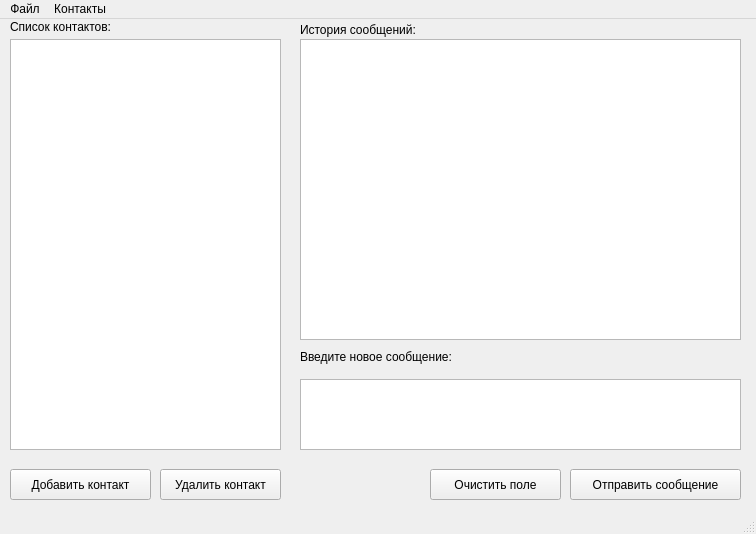
Old version of the form HW/Lesson_05/client/client.ui in the repository BandS-Y/DB-and-PyQT.
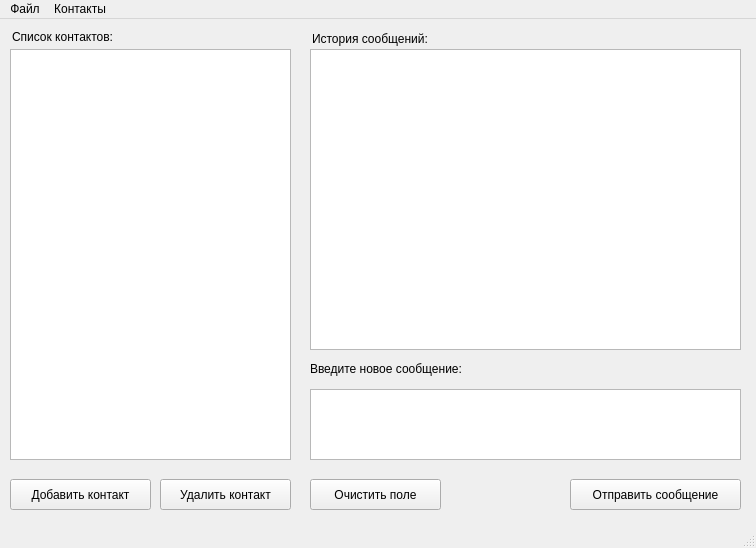
New version of the form.

```diff
--- a/HW/Lesson_05/client/client.ui
+++ b/HW/Lesson_05/client/client.ui
@@ -7,7 +7,7 @@
     <x>0</x>
     <y>0</y>
     <width>756</width>
-    <height>534</height>
+    <height>548</height>
    </rect>
   </property>
   <property name="minimumSize">
@@ -23,8 +23,8 @@
    <widget class="QLabel" name="label_contacts">
     <property name="geometry">
      <rect>
-      <x>10</x>
-      <y>0</y>
+      <x>12</x>
+      <y>10</y>
       <width>101</width>
       <height>16</height>
      </rect>
@@ -37,7 +37,7 @@
     <property name="geometry">
      <rect>
       <x>10</x>
-      <y>450</y>
+      <y>460</y>
       <width>141</width>
       <height>31</height>
      </rect>
@@ -50,8 +50,8 @@
     <property name="geometry">
      <rect>
       <x>160</x>
-      <y>450</y>
-      <width>121</width>
+      <y>460</y>
+      <width>131</width>
       <height>31</height>
      </rect>
     </property>
@@ -62,8 +62,8 @@
    <widget class="QLabel" name="label_history">
     <property name="geometry">
      <rect>
-      <x>300</x>
-      <y>0</y>
+      <x>312</x>
+      <y>9</y>
       <width>391</width>
       <height>21</height>
      </rect>
@@ -75,9 +75,9 @@
    <widget class="QTextEdit" name="text_message">
     <property name="geometry">
      <rect>
-      <x>300</x>
-      <y>360</y>
-      <width>441</width>
+      <x>310</x>
+      <y>370</y>
+      <width>431</width>
       <height>71</height>
      </rect>
     </property>
@@ -85,9 +85,9 @@
    <widget class="QLabel" name="label_new_message">
     <property name="geometry">
      <rect>
-      <x>300</x>
-      <y>330</y>
-      <width>171</width>
+      <x>310</x>
+      <y>342</y>
+      <width>201</width>
       <height>16</height>
      </rect>
     </property>
@@ -99,8 +99,8 @@
     <property name="geometry">
      <rect>
       <x>10</x>
-      <y>20</y>
-      <width>271</width>
+      <y>30</y>
+      <width>281</width>
       <height>411</height>
      </rect>
     </property>
@@ -108,9 +108,9 @@
    <widget class="QListView" name="list_messages">
     <property name="geometry">
      <rect>
-      <x>300</x>
-      <y>20</y>
-      <width>441</width>
+      <x>310</x>
+      <y>30</y>
+      <width>431</width>
       <height>301</height>
      </rect>
     </property>
@@ -119,7 +119,7 @@
     <property name="geometry">
      <rect>
       <x>570</x>
-      <y>450</y>
+      <y>460</y>
       <width>171</width>
       <height>31</height>
      </rect>
@@ -131,8 +131,8 @@
    <widget class="QPushButton" name="btn_clear">
     <property name="geometry">
      <rect>
-      <x>430</x>
-      <y>450</y>
+      <x>310</x>
+      <y>460</y>
       <width>131</width>
       <height>31</height>
      </rect>
```
